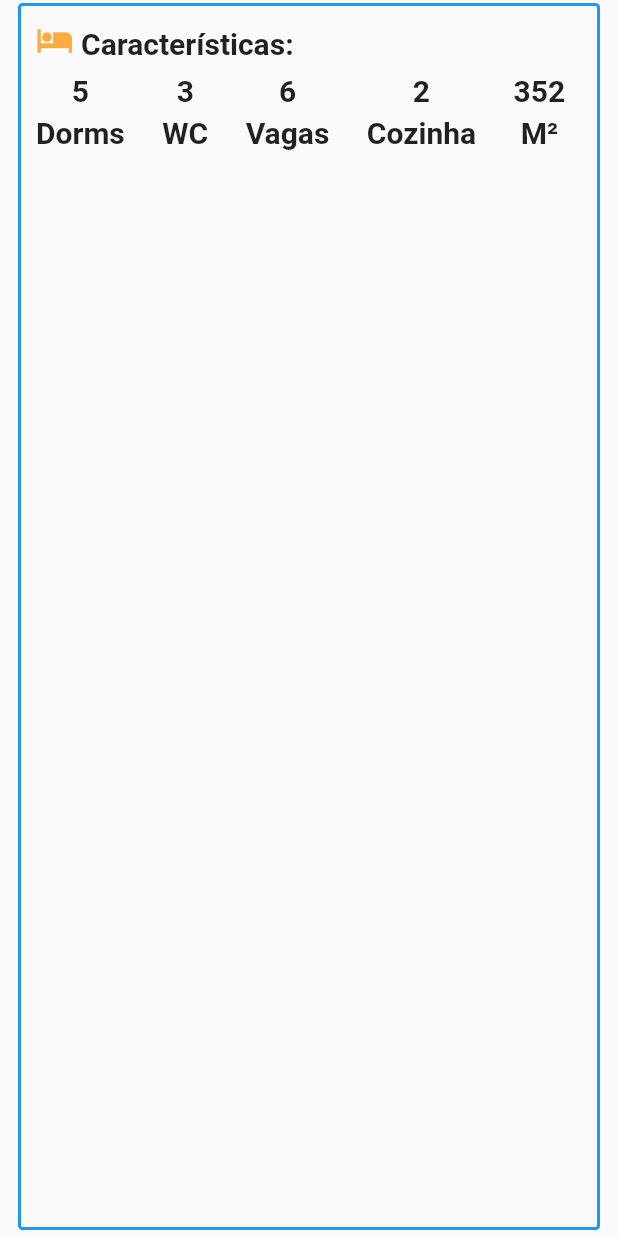
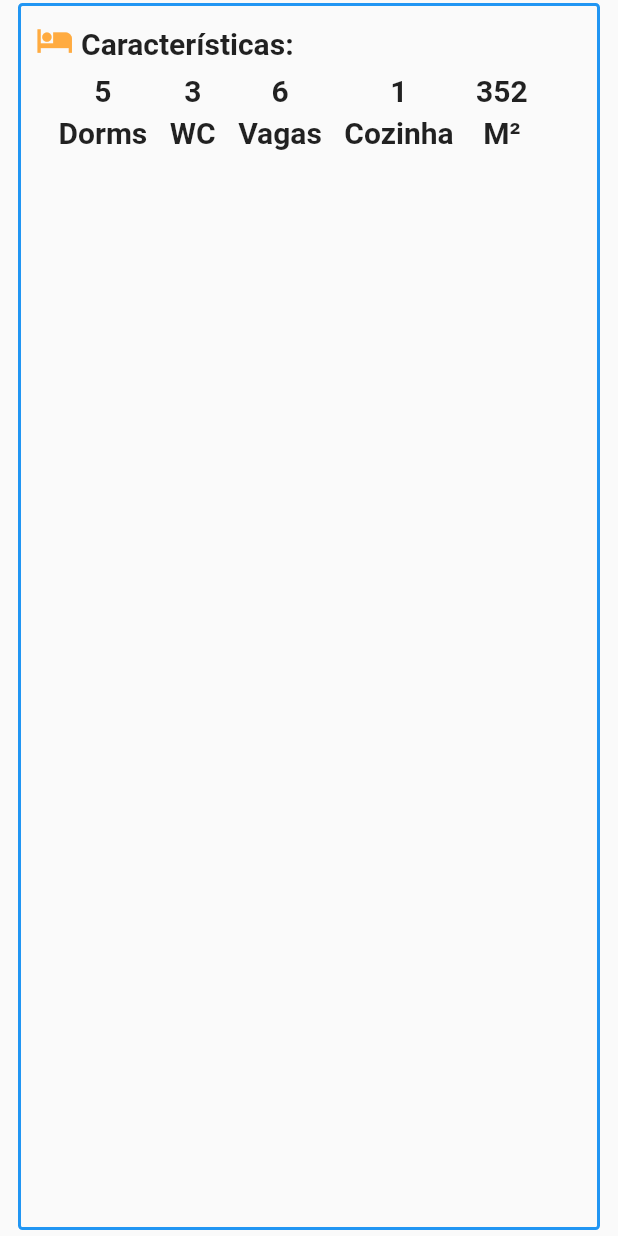
Before and after one commit to cpvasques/acheimudei_flutter, a Flutter app: what caracteristicas() shows on an empty page, opened directly, on a phone screen of 412 x 824 dp. Run offline on Flutter 3.47's test engine with Material 2 defaults, Android fonts, the phone set to English and light mode, and no system bars; our stand-ins replace carousel_slider, fancy_bottom_navigation, font_awesome_flutter; network calls fail.

Commit message:
Fix wrap Características

```diff
--- a/lib/detalhe_anuncio.dart
+++ b/lib/detalhe_anuncio.dart
@@ -127,7 +127,8 @@ Widget valor() {
         child: Row(children: [
           Container(
             margin: EdgeInsets.only(right: 5),
-            child: Icon(Icons.monetization_on, size: 25, color: Colors.orangeAccent),
+            child: Icon(Icons.monetization_on,
+                size: 25, color: Colors.orangeAccent),
           ),
           Text(
             "Valor:",
@@ -169,7 +170,8 @@ Widget descricao() {
                   children: [
                     Container(
                       margin: EdgeInsets.only(right: 5),
-                      child: Icon(Icons.format_align_left, size: 25, color: Colors.orangeAccent),
+                      child: Icon(Icons.format_align_left,
+                          size: 25, color: Colors.orangeAccent),
                     ),
                     Text(
                       "Descrição:",
@@ -215,7 +217,8 @@ Widget caracteristicas() {
                   children: [
                     Container(
                       margin: EdgeInsets.only(right: 5, bottom: 5),
-                      child: Icon(Icons.local_hotel, size: 25, color: Colors.orangeAccent),
+                      child: Icon(Icons.local_hotel,
+                          size: 25, color: Colors.orangeAccent),
                     ),
                     Text(
                       "Características:",
@@ -224,6 +227,8 @@ Widget caracteristicas() {
                     ),
                   ],
                 ),
+                Row(
+                  children: [
                     Align(
                         alignment: Alignment.centerLeft,
                         child: Row(
@@ -231,79 +236,131 @@ Widget caracteristicas() {
                             Column(
                               children: <Widget>[
                                 Container(
-                             margin: EdgeInsets.only(top: 5, bottom: 5),
-                             child: Text("5", style:
-                             TextStyle(fontSize: 20, fontWeight: FontWeight.bold),),
+                                  margin: EdgeInsets.only(left: 15, top: 5, bottom: 5),
+                                  child: Text(
+                                    "5",
+                                    style: TextStyle(
+                                        fontSize: 20, fontWeight: FontWeight.bold),
+                                  ),
                                 ),
                                 Container(
-                             child: Text("Dorms", style:
-                             TextStyle(fontSize: 20, fontWeight: FontWeight.bold),),
+                                  margin: EdgeInsets.only(left: 15),
+                                  child: Text(
+                                    "Dorms",
+                                    style: TextStyle(
+                                        fontSize: 20, fontWeight: FontWeight.bold),
                                   ),
-
+                                ),
                               ],
-                       ),
+                            )
+                          ],
+                        )),
+                    Align(
+                        alignment: Alignment.centerLeft,
+                        child: Row(
+                          children: <Widget>[
                             Column(
                               children: <Widget>[
                                 Container(
-                             margin: EdgeInsets.only(top: 5, bottom: 5, left: 25),
-                             child: Text("3", style:
-                             TextStyle(fontSize: 20, fontWeight: FontWeight.bold),),
+                                  margin: EdgeInsets.only(left: 15, top: 5, bottom: 5),
+                                  child: Text(
+                                    "3",
+                                    style: TextStyle(
+                                        fontSize: 20, fontWeight: FontWeight.bold),
+                                  ),
                                 ),
                                 Container(
-                             margin: EdgeInsets.only(left: 25),
-                             child: Text("WC", style:
-                             TextStyle(fontSize: 20, fontWeight: FontWeight.bold),),
+                                  margin: EdgeInsets.only(left: 15),
+                                  child: Text(
+                                    "WC",
+                                    style: TextStyle(
+                                        fontSize: 20, fontWeight: FontWeight.bold),
                                   ),
-
+                                ),
                               ],
-                       ),
+                            )
+                          ],
+                        )),
+                    Align(
+                        alignment: Alignment.centerLeft,
+                        child: Row(
+                          children: <Widget>[
                             Column(
                               children: <Widget>[
                                 Container(
-                             margin: EdgeInsets.only(top: 5, bottom: 5, left: 25),
-                             child: Text("6", style:
-                             TextStyle(fontSize: 20, fontWeight: FontWeight.bold),),
+                                  margin: EdgeInsets.only(left: 15, top: 5, bottom: 5),
+                                  child: Text(
+                                    "6",
+                                    style: TextStyle(
+                                        fontSize: 20, fontWeight: FontWeight.bold),
+                                  ),
                                 ),
                                 Container(
-                             margin: EdgeInsets.only(left: 25),
-                             child: Text("Vagas", style:
-                             TextStyle(fontSize: 20, fontWeight: FontWeight.bold),),
+                                  margin: EdgeInsets.only(left: 15),
+                                  child: Text(
+                                    "Vagas",
+                                    style: TextStyle(
+                                        fontSize: 20, fontWeight: FontWeight.bold),
                                   ),
-
+                                ),
                               ],
-                       ),
+                            )
+                          ],
+                        )),
+                    Align(
+                        alignment: Alignment.centerLeft,
+                        child: Row(
+                          children: <Widget>[
                             Column(
                               children: <Widget>[
                                 Container(
-                             margin: EdgeInsets.only(top: 5, bottom: 5, left: 25),
-                             child: Text("2", style:
-                             TextStyle(fontSize: 20, fontWeight: FontWeight.bold),),
+                                  margin: EdgeInsets.only(left: 15, top: 5, bottom: 5),
+                                  child: Text(
+                                    "1",
+                                    style: TextStyle(
+                                        fontSize: 20, fontWeight: FontWeight.bold),
+                                  ),
                                 ),
                                 Container(
-                             margin: EdgeInsets.only(left: 25),
-                             child: Text("Cozinha", style:
-                             TextStyle(fontSize: 20, fontWeight: FontWeight.bold),),
+                                  margin: EdgeInsets.only(left: 15),
+                                  child: Text(
+                                    "Cozinha",
+                                    style: TextStyle(
+                                        fontSize: 20, fontWeight: FontWeight.bold),
                                   ),
-
+                                ),
                               ],
-                       ),
+                            )
+                          ],
+                        )),
+                    Align(
+                        alignment: Alignment.centerLeft,
+                        child: Row(
+                          children: <Widget>[
                             Column(
                               children: <Widget>[
                                 Container(
-                             margin: EdgeInsets.only(top: 5, bottom: 5, left: 25),
-                             child: Text("352", style:
-                             TextStyle(fontSize: 20, fontWeight: FontWeight.bold),),
+                                  margin: EdgeInsets.only(left: 15, top: 5, bottom: 5),
+                                  child: Text(
+                                    "352",
+                                    style: TextStyle(
+                                        fontSize: 20, fontWeight: FontWeight.bold),
+                                  ),
                                 ),
                                 Container(
-                             margin: EdgeInsets.only(left: 25),
-                             child: Text("M²", style:
-                             TextStyle(fontSize: 20, fontWeight: FontWeight.bold),),
+                                  margin: EdgeInsets.only(left: 15),
+                                  child: Text(
+                                    "M²",
+                                    style: TextStyle(
+                                        fontSize: 20, fontWeight: FontWeight.bold),
                                   ),
-
-                         ],
                                 ),
                               ],
-                    ))
+                            )
+                          ],
+                        )),
+                  ],
+                )
               ],
             ),
           )
```
Lines whose indentation alone changed are shown as unchanged.
